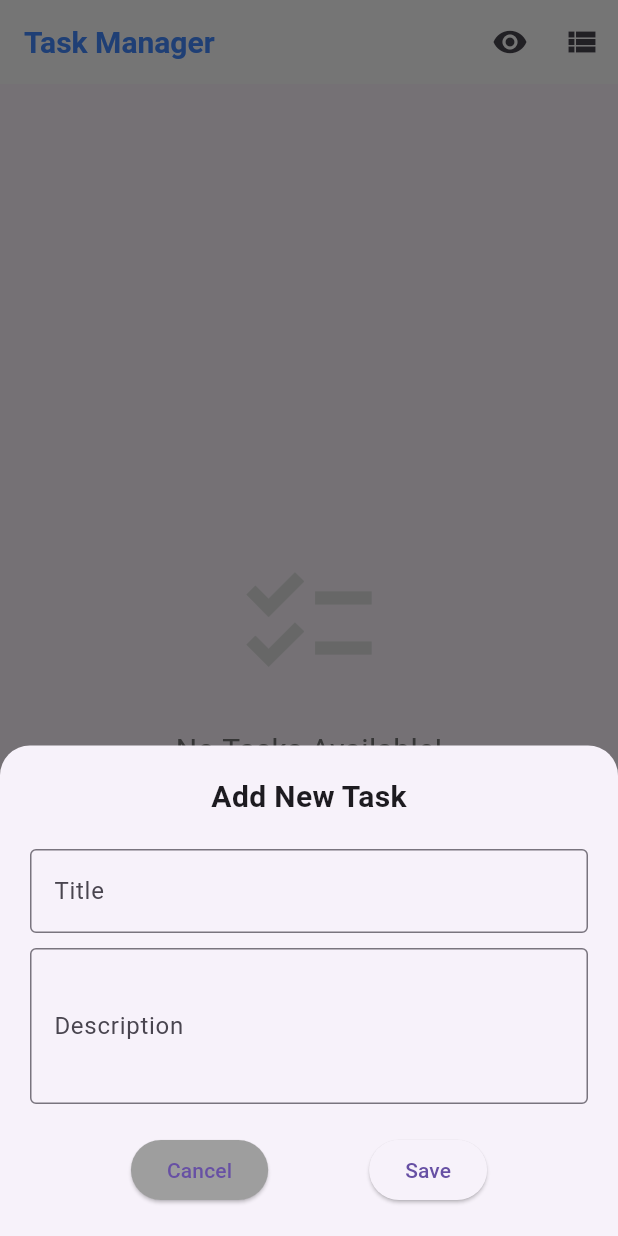
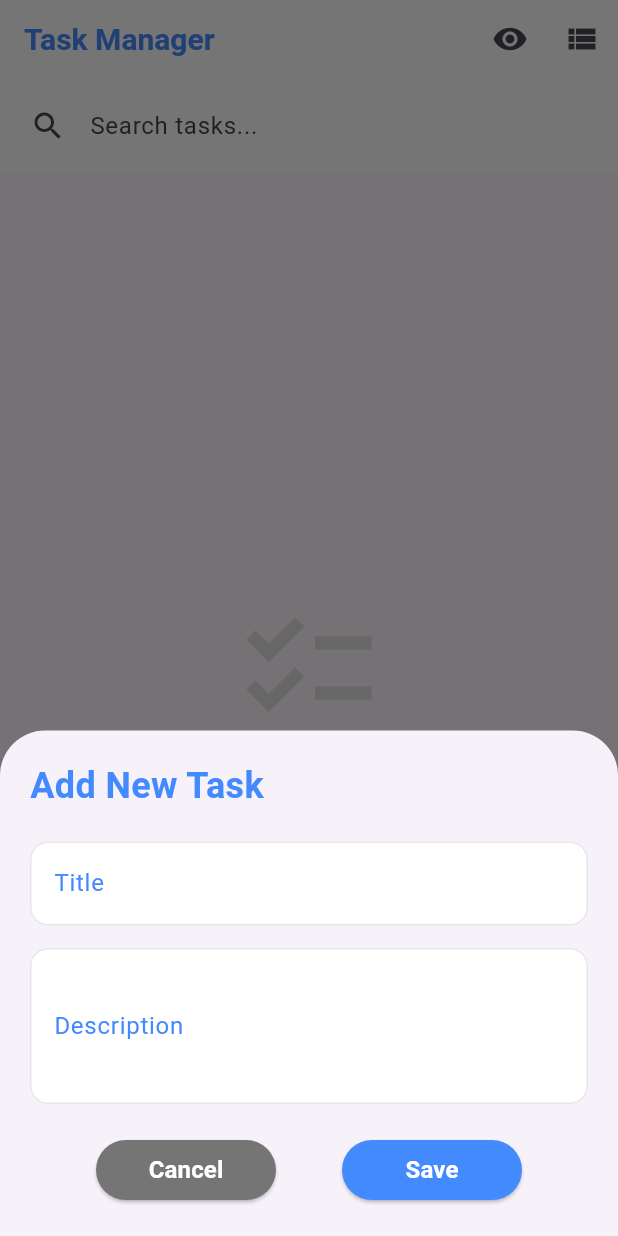
Before and after one commit to sachinprabuditha/Task-Management-App-Flutter, a Flutter app: the TaskListView screen opened directly, after a tap on the "visibility off" icon, after a tap on the "grid view" icon, after a tap on the "add" icon, on a phone screen of 412 x 824 dp. Run offline on Flutter 3.47's test engine with Material 3 defaults, Android fonts, the phone set to English and light mode, and no system bars; our stand-ins replace sqflite; accounts and stored records are empty; network calls fail.

```diff
--- a/lib/main.dart
+++ b/lib/main.dart
@@ -2,7 +2,6 @@ import 'package:flutter/material.dart';
 import 'package:provider/provider.dart';
 import 'package:task_manager/screens/get_start_screen.dart';
 import 'viewmodels/task_viewmodel.dart';
-import 'views/task_list_view.dart';
 
 void main() {
   runApp(
@@ -10,12 +9,14 @@ void main() {
       providers: [
         ChangeNotifierProvider(create: (context) => TaskViewModel()),
       ],
-      child: TaskManagerApp(),
+      child: const TaskManagerApp(),
     ),
   );
 }
 
 class TaskManagerApp extends StatelessWidget {
+  const TaskManagerApp({super.key});
+
   @override
   Widget build(BuildContext context) {
     return MaterialApp(
--- a/lib/views/task_list_view.dart
+++ b/lib/views/task_list_view.dart
@@ -7,12 +7,14 @@ class TaskListView extends StatefulWidget {
   const TaskListView({super.key});
 
   @override
+  // ignore: library_private_types_in_public_api
   _TaskListViewState createState() => _TaskListViewState();
 }
 
 class _TaskListViewState extends State<TaskListView> {
   bool _showCompletedTasks = false;
   bool _isGridView = false;
+  String _searchQuery = ''; // For filtering tasks
 
   @override
   void initState() {
@@ -49,19 +51,45 @@ class _TaskListViewState extends State<TaskListView> {
             tooltip: _isGridView ? 'List View' : 'Grid View',
           ),
         ],
+        bottom: PreferredSize(
+          preferredSize: const Size.fromHeight(60),
+          child: Padding(
+            padding: const EdgeInsets.all(8.0),
+            child: TextField(
+              onChanged: (query) {
+                setState(() {
+                  _searchQuery = query.toLowerCase();
+                });
+              },
+              decoration: InputDecoration(
+                hintText: 'Search tasks...',
+                prefixIcon: const Icon(Icons.search),
+                filled: true,
+                fillColor: Colors.white,
+                border: OutlineInputBorder(
+                  borderRadius: BorderRadius.circular(30),
+                  borderSide: BorderSide.none,
+                ),
+                contentPadding: const EdgeInsets.symmetric(vertical: 0, horizontal: 16),
+              ),
+            ),
+          ),
+        ),
       ),
       body: Consumer<TaskViewModel>(
         builder: (context, taskViewModel, child) {
-          // Filter tasks based on completion status
-          final filteredTasks = _showCompletedTasks
-            ? taskViewModel.tasks
-            : taskViewModel.tasks.where((task) => !(task.isCompleted ?? false)).toList();
+          // Filter tasks based on completion status and search query
+          final filteredTasks = taskViewModel.tasks
+              .where((task) => (_showCompletedTasks || !(task.isCompleted ?? false)) &&
+                  (task.title.toLowerCase().contains(_searchQuery) ||
+                      task.description.toLowerCase().contains(_searchQuery)))
+              .toList();
 
           // Empty state
           if (filteredTasks.isEmpty) {
             return Center(
               child: Column(
-                mainAxisSize: MainAxisSize.min, // Ensure Column shrinks to fit content
+                mainAxisSize: MainAxisSize.min,
                 mainAxisAlignment: MainAxisAlignment.center,
                 children: [
                   Icon(
@@ -71,7 +99,7 @@ class _TaskListViewState extends State<TaskListView> {
                   ),
                   const SizedBox(height: 20),
                   Text(
-                    'No Tasks Available!',
+                    'No Tasks Found!',
                     style: TextStyle(fontSize: 20, color: Colors.grey[600]),
                   ),
                 ],
@@ -120,16 +148,17 @@ class _TaskListViewState extends State<TaskListView> {
 
   Widget _buildTaskCard(BuildContext context, TaskViewModel taskViewModel, Task task, {bool isGridView = false}) {
   final taskCard = Card(
-      elevation: 3,
-      margin: const EdgeInsets.symmetric(vertical: 8, horizontal: 4),
+    elevation: 6, // Slightly lower elevation for a subtler shadow effect
+    margin: const EdgeInsets.symmetric(vertical: 6, horizontal: 10), // Reduced margins for a smaller card
     shape: RoundedRectangleBorder(
-        borderRadius: BorderRadius.circular(12),
+      borderRadius: BorderRadius.circular(12), // Less rounded corners for a sleeker look
     ),
+    color: task.isCompleted ?? false ? Colors.grey[200] : Colors.white, // Background color for completed tasks
     child: Column(
       crossAxisAlignment: CrossAxisAlignment.start,
       children: [
         Padding(
-            padding: const EdgeInsets.all(12.0),
+          padding: const EdgeInsets.symmetric(horizontal: 12.0, vertical: 8.0), // Reduced padding for a more compact card
           child: Column(
             crossAxisAlignment: CrossAxisAlignment.start,
             children: [
@@ -140,7 +169,7 @@ class _TaskListViewState extends State<TaskListView> {
                     child: Text(
                       task.title,
                       style: TextStyle(
-                          fontSize: 18,
+                        fontSize: 16, // Slightly smaller font size
                         fontWeight: FontWeight.bold,
                         color: task.isCompleted ?? false ? Colors.grey : Colors.black87,
                         decoration: task.isCompleted ?? false
@@ -159,27 +188,32 @@ class _TaskListViewState extends State<TaskListView> {
                   ),
                 ],
               ),
-                const SizedBox(height: 8),
+              const SizedBox(height: 6),
               Text(
                 task.description,
                 style: TextStyle(
+                  fontSize: 14, // Smaller description text
                   color: task.isCompleted ?? false
-                      ? Colors.grey[500]
-                      : Colors.grey[700],
+                      ? Colors.grey[600]
+                      : Colors.black54,
                 ),
-                  maxLines: isGridView ? 3 : null,
+                maxLines: isGridView ? 2 : null, // Adjusted for compactness
                 overflow: isGridView ? TextOverflow.ellipsis : null,
               ),
             ],
           ),
         ),
+        // ignore: deprecated_member_use
         ButtonBar(
+          alignment: MainAxisAlignment.end,
+          buttonMinWidth: 48, // Compact button width
           children: [
             IconButton(
-                icon: const Icon(Icons.edit, color: Colors.blue),
+              icon: const Icon(Icons.edit, color: Colors.blueAccent),
               onPressed: () {
                 _showTaskForm(context, taskViewModel, task: task);
               },
+              splashColor: Colors.blue.withOpacity(0.3), // Add splash effect
             ),
             IconButton(
               icon: const Icon(Icons.delete, color: Colors.red),
@@ -189,6 +223,7 @@ class _TaskListViewState extends State<TaskListView> {
                   const SnackBar(content: Text('Task deleted successfully')),
                 );
               },
+              splashColor: Colors.red.withOpacity(0.3), // Add splash effect
             ),
           ],
         ),
@@ -226,34 +261,36 @@ class _TaskListViewState extends State<TaskListView> {
     context: context,
     isScrollControlled: true,
     shape: const RoundedRectangleBorder(
-        borderRadius: BorderRadius.vertical(top: Radius.circular(20)),
+      borderRadius: BorderRadius.vertical(top: Radius.circular(30)),
     ),
     builder: (context) => Padding(
       padding: EdgeInsets.only(
         bottom: MediaQuery.of(context).viewInsets.bottom,
-          top: 20,
         left: 20,
         right: 20,
+        top: 20,
       ),
       child: Form(
         key: formKey,
         child: Column(
-            mainAxisSize: MainAxisSize.min,  // Ensures the form does not expand unnecessarily
+          mainAxisSize: MainAxisSize.min,
+          crossAxisAlignment: CrossAxisAlignment.start,
           children: [
+            // Title Text
             Text(
               task == null ? 'Add New Task' : 'Edit Task',
               style: const TextStyle(
-                  fontSize: 20,
+                fontSize: 24,
                 fontWeight: FontWeight.bold,
+                color: Colors.blueAccent,
               ),
             ),
             const SizedBox(height: 20),
-              TextFormField(
+
+            // Title TextField
+            _buildTextField(
               controller: titleController,
-                decoration: const InputDecoration(
-                  labelText: 'Title',
-                  border: OutlineInputBorder(),
-                ),
+              label: 'Title',
               validator: (value) {
                 if (value == null || value.isEmpty) {
                   return 'Please enter a title';
@@ -261,25 +298,30 @@ class _TaskListViewState extends State<TaskListView> {
                 return null;
               },
             ),
-              const SizedBox(height: 10),
-              TextFormField(
+
+            const SizedBox(height: 15),
+
+            // Description TextField
+            _buildTextField(
               controller: descriptionController,
-                decoration: const InputDecoration(
-                  labelText: 'Description',
-                  border: OutlineInputBorder(),
-                ),
+              label: 'Description',
               maxLines: 3,
             ),
+
             const SizedBox(height: 20),
+
+            // Save/Cancel Buttons
             Row(
               mainAxisAlignment: MainAxisAlignment.spaceEvenly,
               children: [
-                  ElevatedButton(
+                _buildActionButton(
+                  text: 'Cancel',
+                  color: Colors.grey[600]!,
                   onPressed: () => Navigator.pop(context),
-                    style: ElevatedButton.styleFrom(backgroundColor: Colors.grey),
-                    child: const Text('Cancel'),
                 ),
-                  ElevatedButton(
+                _buildActionButton(
+                  text: 'Save',
+                  color: Colors.blueAccent,
                   onPressed: () {
                     if (formKey.currentState!.validate()) {
                       final newTask = Task(
@@ -296,7 +338,6 @@ class _TaskListViewState extends State<TaskListView> {
                       Navigator.pop(context);
                     }
                   },
-                    child: const Text('Save'),
                 ),
               ],
             ),
@@ -307,4 +348,59 @@ class _TaskListViewState extends State<TaskListView> {
     ),
   );
 }
+
+Widget _buildTextField({
+  required TextEditingController controller,
+  required String label,
+  String? Function(String?)? validator,
+  int maxLines = 1,
+}) {
+  return TextFormField(
+    controller: controller,
+    maxLines: maxLines,
+    decoration: InputDecoration(
+      labelText: label,
+      labelStyle: const TextStyle(color: Colors.blueAccent),
+      hintText: 'Enter $label',
+      hintStyle: const TextStyle(color: Colors.grey),
+      border: OutlineInputBorder(
+        borderRadius: BorderRadius.circular(12),
+        borderSide: const BorderSide(color: Colors.blueAccent),
+      ),
+      focusedBorder: OutlineInputBorder(
+        borderRadius: BorderRadius.circular(12),
+        borderSide: const BorderSide(color: Colors.blueAccent, width: 2),
+      ),
+      enabledBorder: OutlineInputBorder(
+        borderRadius: BorderRadius.circular(12),
+        borderSide: const BorderSide(width: 1, color: Color.fromARGB(255, 230, 230, 230)),
+      ),
+      filled: true,
+      fillColor: Colors.white,
+    ),
+    validator: validator,
+  );
 }
+
+Widget _buildActionButton({
+  required String text,
+  required Color color,
+  required VoidCallback onPressed,
+}) {
+  return ElevatedButton(
+    style: ElevatedButton.styleFrom(
+      backgroundColor: color,
+      minimumSize: const Size(120, 40),
+      shape: RoundedRectangleBorder(
+        borderRadius: BorderRadius.circular(30),
+      ),
+    ),
+    onPressed: onPressed,
+    child: Text(
+      text,
+      style: const TextStyle(fontSize: 16, fontWeight: FontWeight.bold, color: Colors.white),
+    ),
+  );
+}
+
+}
```
Lines whose indentation alone changed are shown as unchanged.
